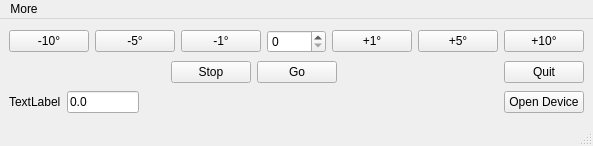
Before: the Qt Designer form motordriver/movementWindow.ui in SherwinGroup/MotorDriver-cloaked, drawn with Qt 5.
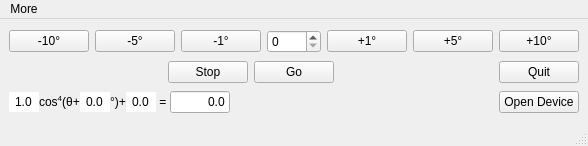
After: the same form once the commit is applied. Custom widgets are drawn as their Qt base class.

The edit to the form file:
```diff
--- a/motordriver/movementWindow.ui
+++ b/motordriver/movementWindow.ui
@@ -6,7 +6,7 @@
    <rect>
     <x>0</x>
     <y>0</y>
-    <width>593</width>
+    <width>588</width>
     <height>146</height>
    </rect>
   </property>
@@ -116,19 +116,111 @@
      </layout>
     </item>
     <item>
-     <layout class="QHBoxLayout" name="horizontalLayout_3" stretch="1,2,10,1">
+     <layout class="QHBoxLayout" name="horizontalLayout_3" stretch="0,0,0,0,0,0,0,0,0">
+      <property name="spacing">
+       <number>0</number>
+      </property>
+      <item>
+       <widget class="QFNumberEdit" name="tFitA">
+        <property name="maximumSize">
+         <size>
+          <width>30</width>
+          <height>16777215</height>
+         </size>
+        </property>
+        <property name="inputMask">
+         <string/>
+        </property>
+        <property name="text">
+         <string>1.0</string>
+        </property>
+        <property name="frame">
+         <bool>false</bool>
+        </property>
+        <property name="alignment">
+         <set>Qt::AlignCenter</set>
+        </property>
+       </widget>
+      </item>
       <item>
        <widget class="QLabel" name="labelCosCalc">
         <property name="text">
-         <string>TextLabel</string>
+         <string>   cos&lt;sup&gt;4&lt;/sup&gt;(θ+</string>
+        </property>
+       </widget>
+      </item>
+      <item>
+       <widget class="QFNumberEdit" name="tFitMu">
+        <property name="maximumSize">
+         <size>
+          <width>30</width>
+          <height>16777215</height>
+         </size>
+        </property>
+        <property name="inputMask">
+         <string/>
+        </property>
+        <property name="text">
+         <string>0.0</string>
+        </property>
+        <property name="frame">
+         <bool>false</bool>
+        </property>
+        <property name="alignment">
+         <set>Qt::AlignCenter</set>
+        </property>
+       </widget>
+      </item>
+      <item>
+       <widget class="QLabel" name="label">
+        <property name="text">
+         <string>°)+</string>
+        </property>
+       </widget>
+      </item>
+      <item>
+       <widget class="QFNumberEdit" name="tFitC">
+        <property name="maximumSize">
+         <size>
+          <width>30</width>
+          <height>16777215</height>
+         </size>
+        </property>
+        <property name="inputMask">
+         <string/>
+        </property>
+        <property name="text">
+         <string>0.0</string>
+        </property>
+        <property name="frame">
+         <bool>false</bool>
+        </property>
+        <property name="alignment">
+         <set>Qt::AlignCenter</set>
+        </property>
+       </widget>
+      </item>
+      <item>
+       <widget class="QLabel" name="label_2">
+        <property name="text">
+         <string> = </string>
         </property>
        </widget>
       </item>
       <item>
        <widget class="QFNumberEdit" name="tCosCalc">
+        <property name="maximumSize">
+         <size>
+          <width>60</width>
+          <height>16777215</height>
+         </size>
+        </property>
         <property name="text">
          <string>0.0</string>
         </property>
+        <property name="alignment">
+         <set>Qt::AlignRight|Qt::AlignTrailing|Qt::AlignVCenter</set>
+        </property>
         <property name="readOnly">
          <bool>true</bool>
         </property>
@@ -166,7 +258,7 @@
     <rect>
      <x>0</x>
      <y>0</y>
-     <width>593</width>
+     <width>588</width>
      <height>21</height>
     </rect>
    </property>
```
